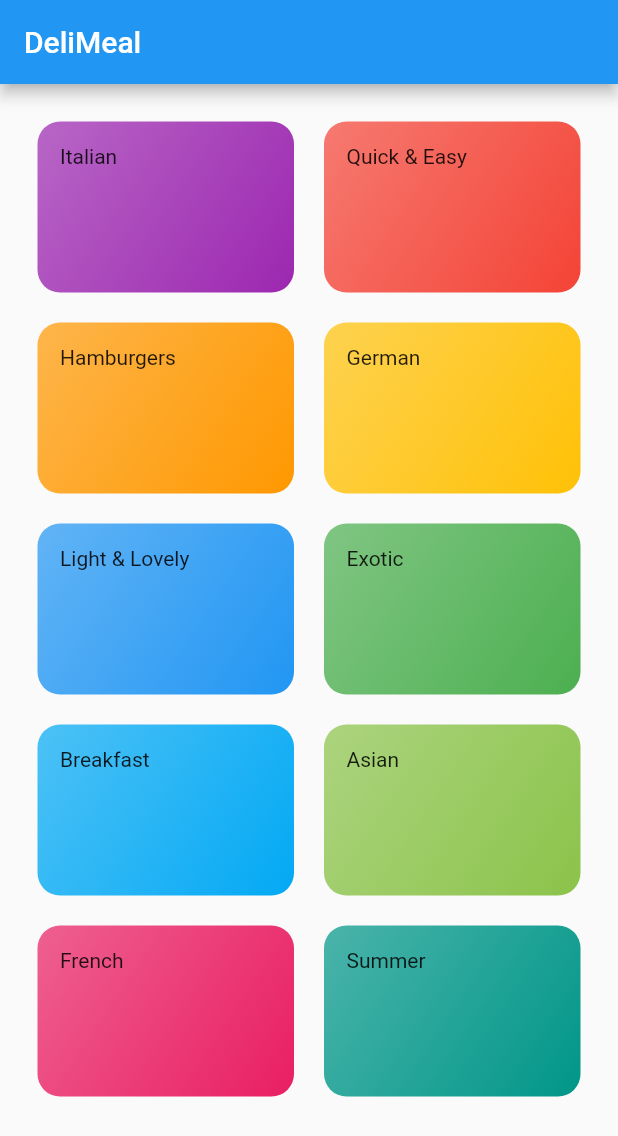
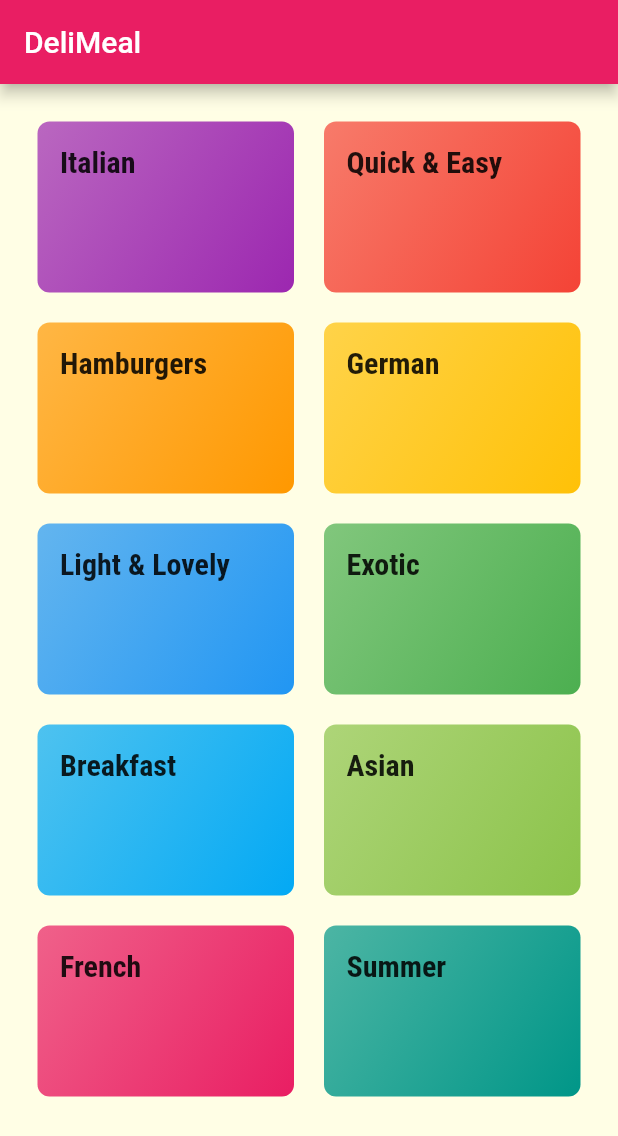
Before and after one commit to Luciolesnt/meals_app_nav_and_screens, a Flutter app: the screen it shows after launch, on a phone screen of 412 x 824 dp. Shown: the top 1136 px of the screen. Run offline on Flutter 3.47's test engine with Material 2 defaults, Android fonts, the phone set to English and light mode, and no system bars.

Commit message:
Feat(custom-theme): quick custom style theme

```diff
--- a/lib/items/category_item.dart
+++ b/lib/items/category_item.dart
@@ -16,9 +16,9 @@ class CategoryItem extends StatelessWidget {
           begin: Alignment.topLeft,
           end: Alignment.bottomRight,
         ),
-        borderRadius: BorderRadius.circular(15),
+        borderRadius: BorderRadius.circular(8),
       ),
-      child: Text(title),
+      child: Text(title, style: Theme.of(context).textTheme.titleMedium),
     );
   }
 }
--- a/lib/main.dart
+++ b/lib/main.dart
@@ -14,7 +14,23 @@ class MyApp extends StatelessWidget {
     return MaterialApp(
       title: 'DeliMeals',
       theme: ThemeData(
-        primarySwatch: Colors.blue,
+        canvasColor: const Color.fromRGBO(255, 254, 229, 1),
+        fontFamily: 'Raleway',
+        textTheme: ThemeData.light().textTheme.copyWith(
+              bodyLarge: const TextStyle(
+                color: Color.fromRGBO(20, 51, 51, 1),
+              ),
+              bodyMedium: const TextStyle(
+                color: Color.fromRGBO(20, 51, 51, 1),
+              ),
+              titleMedium: const TextStyle(
+                fontSize: 20,
+                fontFamily: 'RobotoCondensed',
+                fontWeight: FontWeight.bold,
+              ),
+            ),
+        colorScheme: ColorScheme.fromSwatch(primarySwatch: Colors.pink)
+            .copyWith(secondary: Colors.amber),
       ),
       home: const CategoriesScreen(),
     );
```
